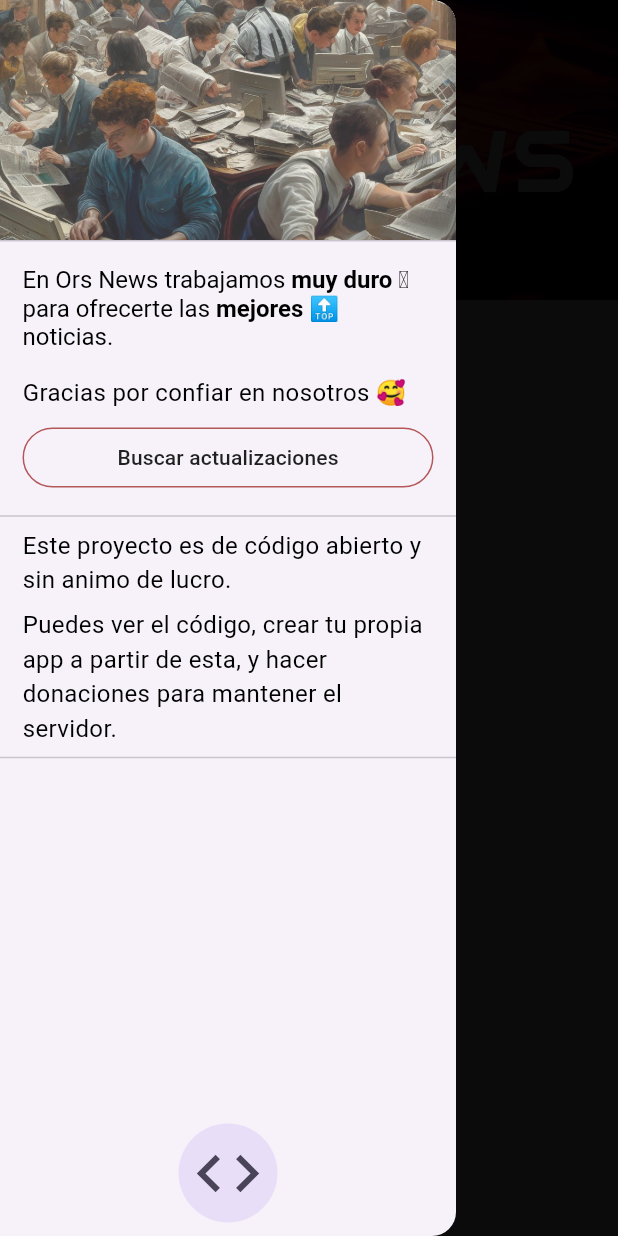
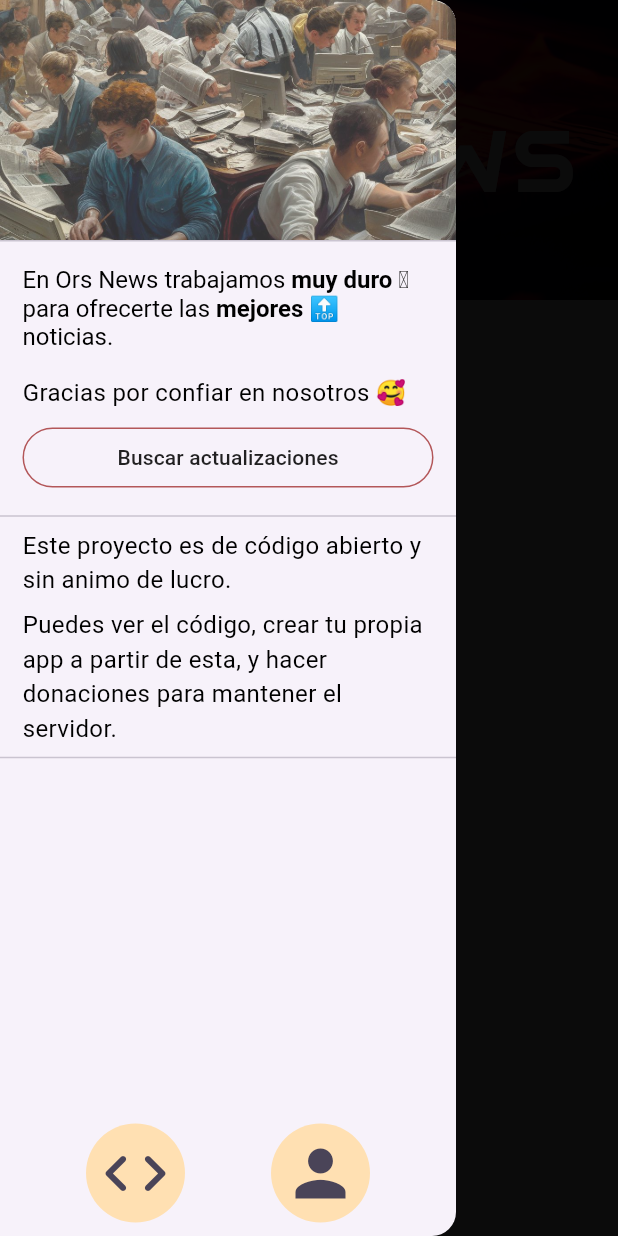
Before and after one commit to oriolgds/Ors-News-Dart, a Flutter app: the screen it shows after launch, with the side drawer open, on a phone screen of 412 x 824 dp. Run offline on Flutter 3.47's test engine with Material 3 defaults, Android fonts, the phone set to English and light mode, and no system bars; our stand-ins replace cached_network_image, share_plus, shared_preferences; network calls fail.

```diff
--- a/lib/main.dart
+++ b/lib/main.dart
@@ -27,7 +27,6 @@ class MyApp extends StatelessWidget {
     return MaterialApp(
       title: 'ONews',
       theme: ThemeData(
-        colorScheme: ColorScheme.fromSeed(seedColor: Colors.blue),
         useMaterial3: true,
       ),
       home: const MyHomePage(),
--- a/lib/my_drawer.dart
+++ b/lib/my_drawer.dart
@@ -94,13 +94,15 @@ class MyDrawer extends StatelessWidget {
             ),
             const Divider(),
             const Spacer(),
-            IconButton.filledTonal(
-              tooltip: 'Ver el código',
-              onPressed: () async {
-                launchUrl(Uri.parse('https://github.com/oriolgds/Ors-News-Dart'), mode: LaunchMode.externalApplication);
-              },
-              icon: const Icon(Icons.code, size: 50,),
-
+            const Row(
+              mainAxisAlignment: MainAxisAlignment.center,
+              children: [
+                Spacer(),
+                BottomIconButton(url: 'https://github.com/oriolgds/Ors-News-Dart', iconData: Icons.code_rounded, tooltip: 'Ver el código'),
+                Spacer(),
+                BottomIconButton(url: 'https://ors.22web.org/', iconData: Icons.person, tooltip: 'Sobre mi'),
+                Spacer()
+              ],
             ),
             const SizedBox(
               height: 9,
@@ -111,3 +113,24 @@ class MyDrawer extends StatelessWidget {
     );
   }
 }
+class BottomIconButton extends StatelessWidget {
+  const BottomIconButton({super.key, required this.url, required this.iconData, required this.tooltip});
+  final String url;
+  final IconData iconData;
+  final String tooltip;
+  @override
+  Widget build(BuildContext context) {
+    return IconButton.filledTonal(
+      style: ButtonStyle(
+        backgroundColor: MaterialStateProperty.all<Color>(Colors.orange.shade100),
+      ),
+      enableFeedback: true,
+      tooltip: tooltip,
+      onPressed: () async {
+        launchUrl(Uri.parse(url), mode: LaunchMode.externalApplication);
+      },
+      icon: Icon(iconData, size: 50,),
+
+    );
+  }
+}
```
